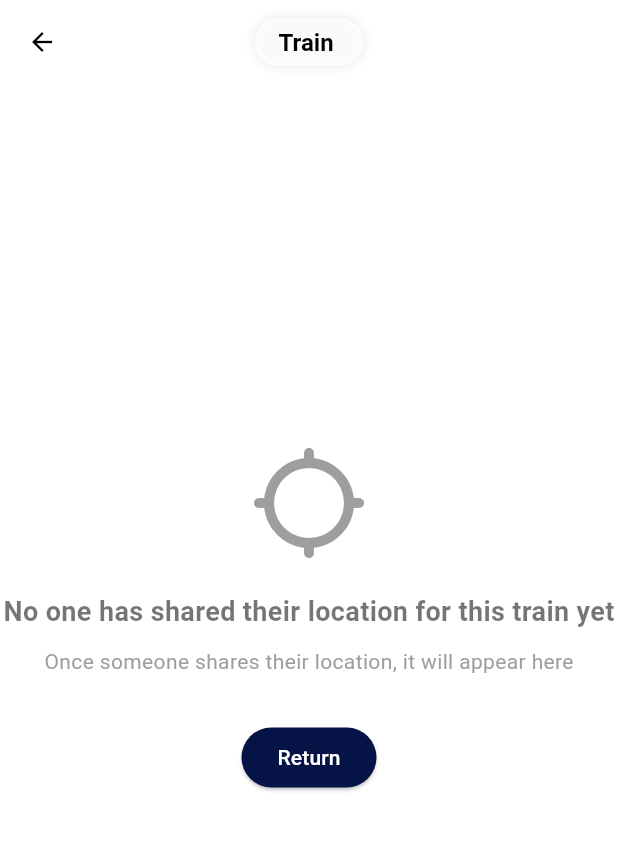
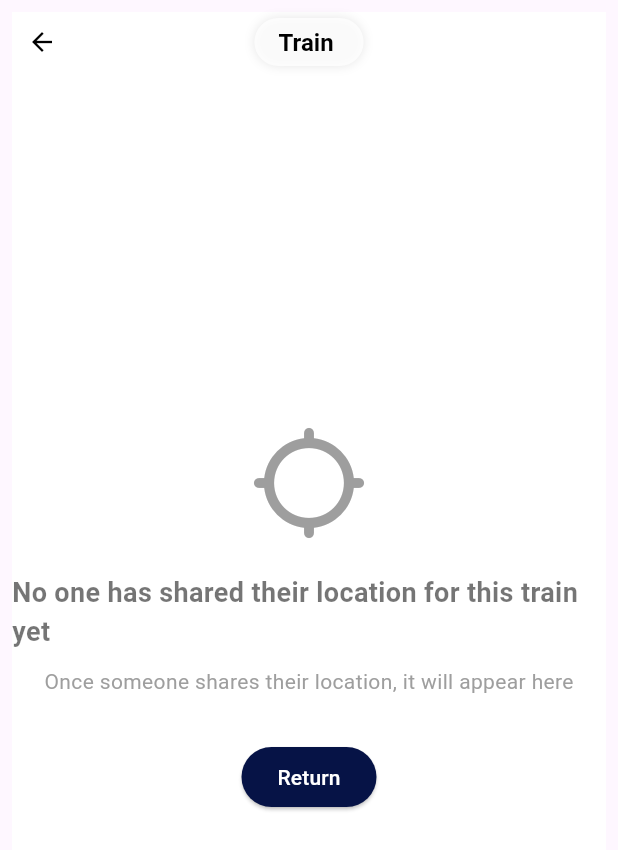
Before and after one commit to 0xezzdev/Qatrak, a Flutter app: the LiveTrainTrackingPage screen opened directly with empty values, on a phone screen of 412 x 824 dp. Shown: the top 850 px of the screen. Run offline on Flutter 3.47's test engine with Material 3 defaults, Android fonts, the phone set to English and light mode, and no system bars; our stand-ins replace device_preview, flutter_map, flutter_screenutil, flutter_svg, geolocator, google_sign_in and 3 more; accounts and stored records are empty.

Commit message:
change icon and some text

```diff
--- a/lib/feature/home/home.dart
+++ b/lib/feature/home/home.dart
@@ -137,7 +137,9 @@ class Home extends StatelessWidget {
               ),
               SizedBox(height: 20.h),
               _buildStatsSection(),
-              SizedBox(height: 30.h),
+              SizedBox(height: 15.h),
+              Center(child: Text("Powered by Ezzeldeen Mohamed",style: TextStyle(color: Colors.grey),)),
+              SizedBox(height: 15.h),
             ],
           ),
         ),
--- a/lib/feature/live_train_tracking/live_train_tracking_page.dart
+++ b/lib/feature/live_train_tracking/live_train_tracking_page.dart
@@ -171,7 +171,9 @@ class _LiveTrainTrackingPageState extends State<LiveTrainTrackingPage>
   }
 
   Widget _buildNoDataState() {
-    return Container(
+    return Padding(
+      padding: const EdgeInsets.all(8.0),
+      child: Container(
         color: Colors.white,
         width: double.infinity,
         child: Column(
@@ -183,7 +185,8 @@ class _LiveTrainTrackingPageState extends State<LiveTrainTrackingPage>
               color: Colors.grey,
             ),
             const SizedBox(height: 20),
-          const Text(
+            Center(
+              child: Text(
                 "No one has shared their location for this train yet",
                 style: TextStyle(
                   fontSize: 18,
@@ -191,10 +194,13 @@ class _LiveTrainTrackingPageState extends State<LiveTrainTrackingPage>
                   color: Colors.black54,
                 ),
               ),
+            ),
             const SizedBox(height: 10),
-          const Text(
+            Center(
+              child: const Text(
                 "Once someone shares their location, it will appear here",
                 style: TextStyle(color: Colors.grey),
+              ),
             ),
             const SizedBox(height: 30),
             ElevatedButton(
@@ -202,9 +208,13 @@ class _LiveTrainTrackingPageState extends State<LiveTrainTrackingPage>
               style: ElevatedButton.styleFrom(
                 backgroundColor: AppColors.foreground,
               ),
-            child: const Text("Return", style: TextStyle(color: Colors.white)),
+              child: const Text(
+                "Return",
+                style: TextStyle(color: Colors.white),
+              ),
             ),
           ],
+        ),
       ),
     );
   }
@@ -235,7 +245,7 @@ class _LiveTrainTrackingPageState extends State<LiveTrainTrackingPage>
               mainAxisSize: MainAxisSize.min,
               children: [
                 Text(
-                  "Train No: ${data['train_id']}",
+                  "Train No: ${widget.trainName}",
                   style: const TextStyle(fontWeight: FontWeight.bold),
                 ),
                 Text(
```
Also changed, not shown: pubspec.yaml (+20 -0 lines), assets/icons/icom_lunc.png (added), assets/icons/train_laun.png (added), pubspec.lock, 29 other files. Lines whose indentation alone changed are shown as unchanged.
